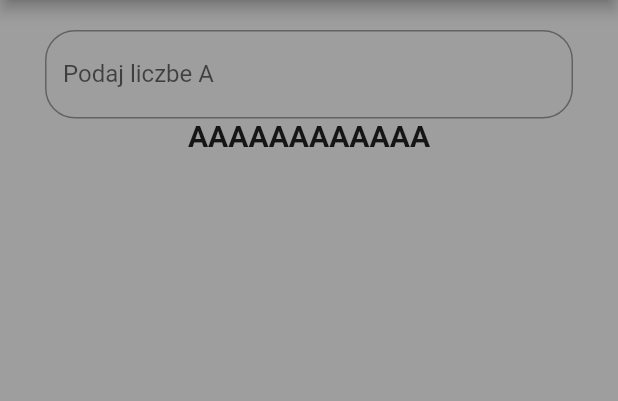
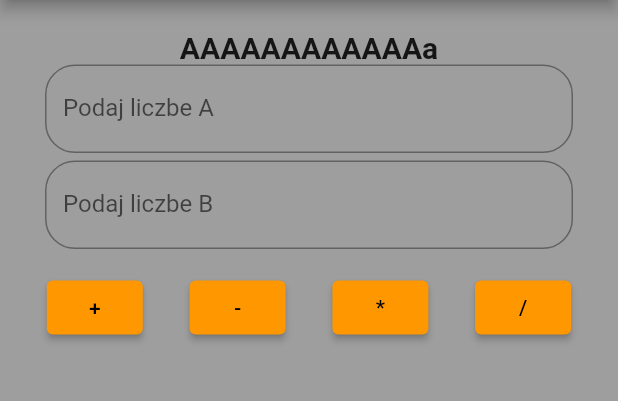
Before and after one commit to saulgoodman20/KalkulatorAPP, a Flutter app: the screen it shows after launch, on a phone screen of 412 x 824 dp, the part 84-485 px from its top. Run offline on Flutter 3.47's test engine with Material 2 defaults, Android fonts, the phone set to English and light mode, and no system bars; Roboto replaces fonts that are missing (Comic Sans MS).

Commit message:
Update 0.1

```diff
--- a/lib/main.dart
+++ b/lib/main.dart
@@ -30,6 +30,9 @@ class MyHomePage extends StatefulWidget {
 }
 
 class MyAppState extends State<MyHomePage> {
+  TextEditingController kontrolerLiczbyA = TextEditingController();
+  TextEditingController kontrolerLiczbyB = TextEditingController();
+
   @override
   Widget build(BuildContext context) {
     return Scaffold(
@@ -45,17 +48,8 @@ class MyAppState extends State<MyHomePage> {
                     const EdgeInsets.symmetric(vertical: 10, horizontal: 5),
               ),
             ),
-            Padding(
-              padding: const EdgeInsets.symmetric(horizontal: 30),
-              child: TextField(
-                decoration: InputDecoration(
-                    label: Text("Podaj liczbe A"),
-                    border: OutlineInputBorder(
-                        borderRadius: BorderRadius.circular(20))),
-              ),
-            ),
             Text(
-              "AAAAAAAAAAAA",
+              "AAAAAAAAAAAAa",
               style: TextStyle(
                 fontSize: 20,
                 color: Colors.black87,
@@ -63,6 +57,54 @@ class MyAppState extends State<MyHomePage> {
                 fontWeight: FontWeight.bold,
               ),
             ),
+            Padding(
+              padding: const EdgeInsets.symmetric(horizontal: 30),
+              child: TextField(
+                controller: kontrolerLiczbyA,
+                decoration: InputDecoration(
+                    label: Text("Podaj liczbe A"),
+                    border: OutlineInputBorder(
+                        borderRadius: BorderRadius.circular(20))),
+              ),
+            ),
+            Padding(
+              padding: const EdgeInsets.symmetric(horizontal: 30, vertical: 5),
+              child: TextField(
+                controller: kontrolerLiczbyB,
+                decoration: InputDecoration(
+                    label: Text("Podaj liczbe B"),
+                    border: OutlineInputBorder(
+                        borderRadius: BorderRadius.circular(20))),
+              ),
+            ),
+            Padding(
+              padding: const EdgeInsets.only(top: 10),
+              child: Row(
+                mainAxisAlignment: MainAxisAlignment.spaceEvenly,
+                children: [
+                  ElevatedButton(
+                      onPressed: () {
+                        //button nacisniety
+                      },
+                      child: Text("+")),
+                  ElevatedButton(
+                      onPressed: () {
+                        //button nacisniety
+                      },
+                      child: Text("-")),
+                  ElevatedButton(
+                      onPressed: () {
+                        //button nacisniety
+                      },
+                      child: Text("*")),
+                  ElevatedButton(
+                      onPressed: () {
+                        //button nacisniety
+                      },
+                      child: Text("/")),
+                ],
+              ),
+            )
           ],
         ));
   }
```
